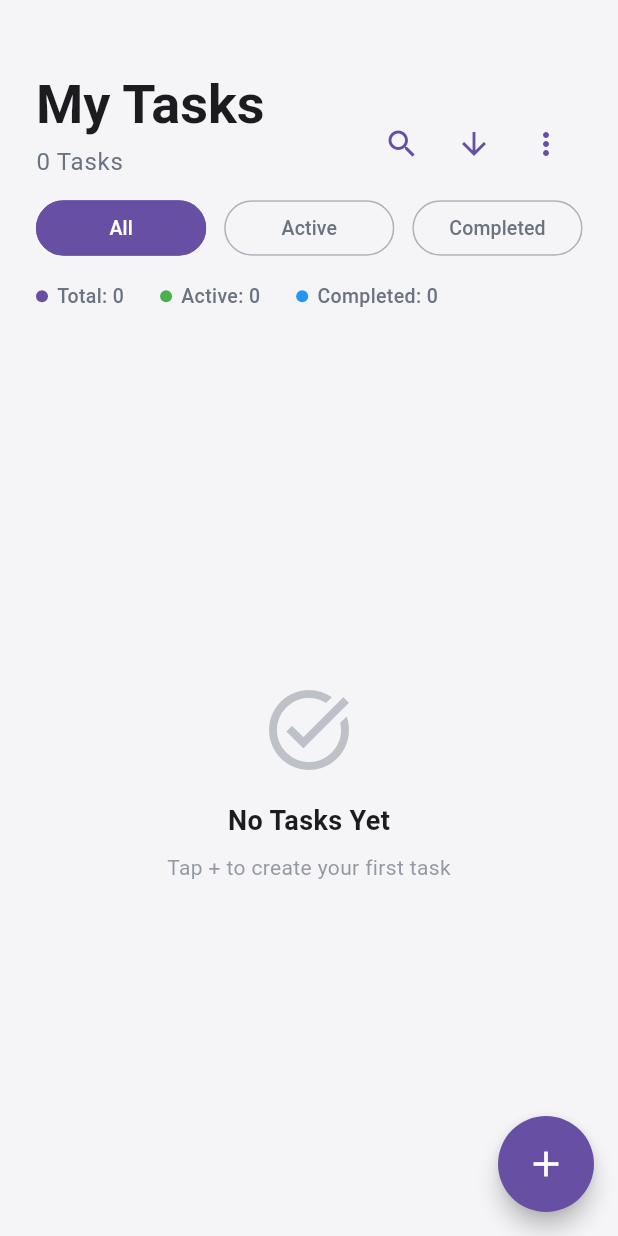
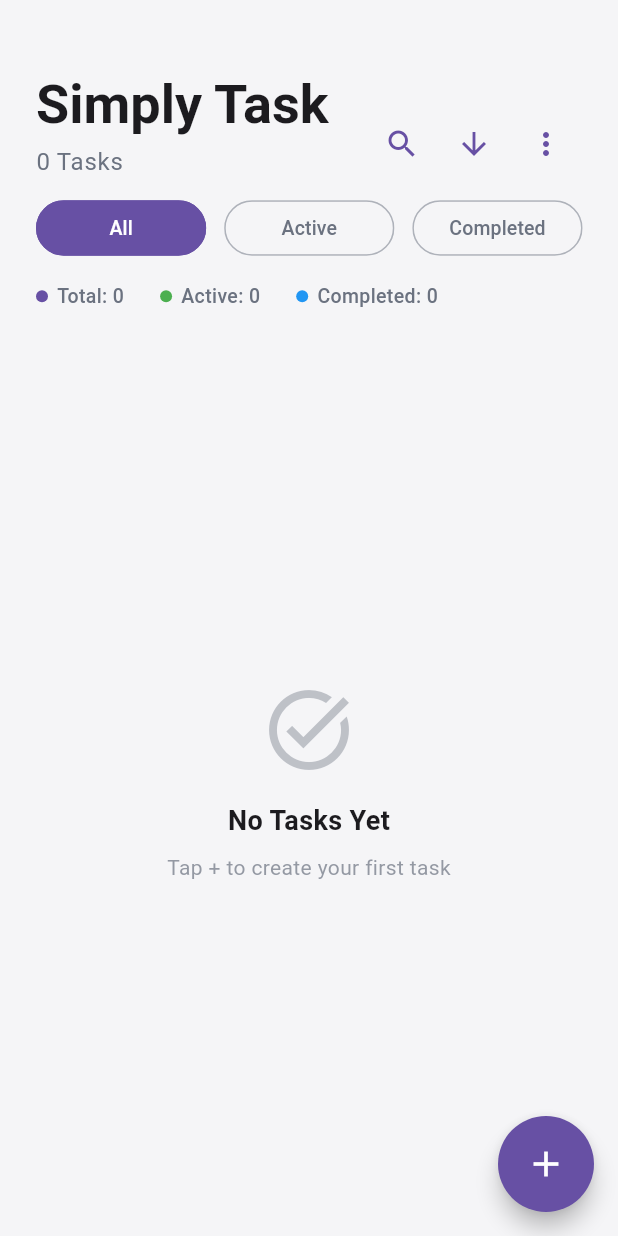
Before and after one commit to TotallyIndecisive/flutter-to-do-app, a Flutter app: the screen it shows after launch, on a phone screen of 412 x 824 dp. Run offline on Flutter 3.47's test engine with Material 3 defaults, Android fonts, the phone set to English and light mode, and no system bars; our stand-ins replace hive, hive_flutter; accounts and stored records are empty.

Commit message:
Version updated and apk built - app1

```diff
--- a/lib/main.dart
+++ b/lib/main.dart
@@ -16,7 +16,7 @@ class MyApp extends StatelessWidget {
   @override
   Widget build(BuildContext context) {
     return MaterialApp(
-      title: 'My Tasks',
+      title: 'Simply Task',
       debugShowCheckedModeBanner: false,
       theme: ThemeData(
         colorScheme: ColorScheme.fromSeed(
@@ -629,7 +629,7 @@ class _MyHomePageState extends State<MyHomePage> {
                     crossAxisAlignment: CrossAxisAlignment.start,
                     children: [
                       Text(
-                        'My Tasks',
+                        'Simply Task',
                         style: Theme.of(context).textTheme.displaySmall?.copyWith(
                           fontWeight: FontWeight.w700,
                           color: const Color(0xFF1C1B1F),
--- a/pubspec.yaml
+++ b/pubspec.yaml
@@ -16,7 +16,7 @@ publish_to: 'none' # Remove this line if you wish to publish to pub.dev
 # https://developer.apple.com/library/archive/documentation/General/Reference/InfoPlistKeyReference/Articles/CoreFoundationKeys.html
 # In Windows, build-name is used as the major, minor, and patch parts
 # of the product and file versions while build-number is used as the build suffix.
-version: 1.0.0+1
+version: 1.0.1+2
 
 environment:
   sdk: ^3.12.0
```
